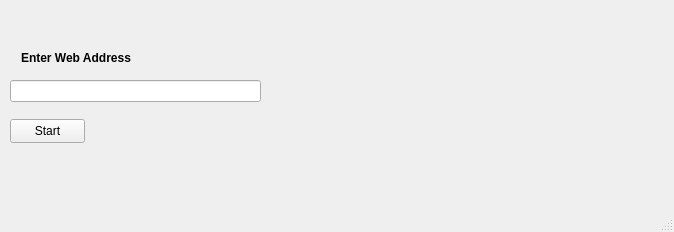
Old version of the form Baigiamasis_darbas/Final_project.ui in the repository MariusVobalis/Final_project.
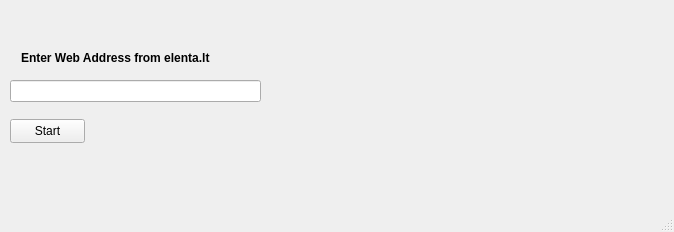
New version of the form.

Patch:
```diff
--- a/Baigiamasis_darbas/Final_project.ui
+++ b/Baigiamasis_darbas/Final_project.ui
@@ -63,7 +63,7 @@
      <rect>
       <x>21</x>
       <y>50</y>
-      <width>111</width>
+      <width>261</width>
       <height>16</height>
      </rect>
     </property>
@@ -73,7 +73,7 @@
      </font>
     </property>
     <property name="text">
-     <string>Enter Web Address</string>
+     <string>Enter Web Address from elenta.lt</string>
     </property>
    </widget>
   </widget>
```
